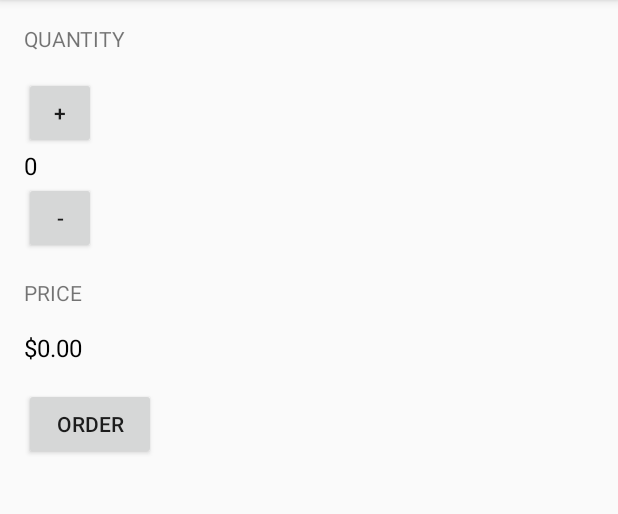
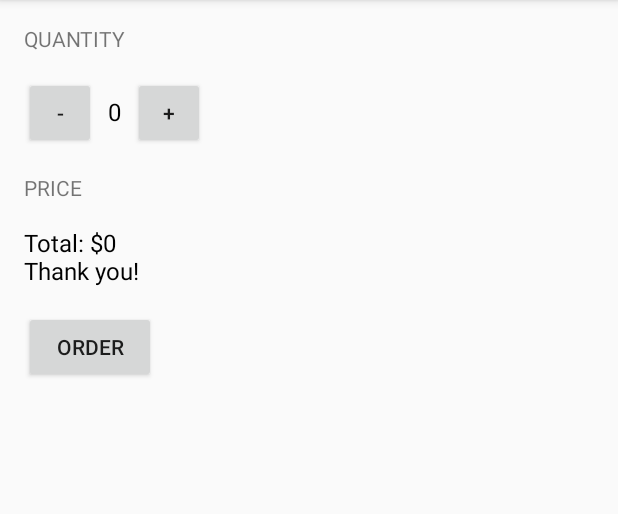
Before and after one commit to JPLLopes/JustJavaApp, an Android app: the screen it shows after launch (MainActivity), after a tap on "ORDER", on a phone screen of 412 x 824 dp, the part 84-598 px from its top. Run offline under Robolectric (Android 15) with nearby library versions, the phone set to English and light mode, and no system bars.

Commit message:
modified the layout of the app and added additional text to the UI when the user clicks the order button

```diff
--- a/app/src/main/java/projetos/joao/justjava/MainActivity.java
+++ b/app/src/main/java/projetos/joao/justjava/MainActivity.java
@@ -24,7 +24,11 @@ public class MainActivity extends AppCompatActivity {
      * This method is called when the order button is clicked.
      */
     public void submitOrder(View view) {
-        displayPrice(quantity * 5);
+        int price = quantity * 5;
+        String priceMessage = "Total: $" + price + "\n";
+
+        priceMessage = priceMessage + "Thank you!";
+        displayMessage(priceMessage);
     }
 
     /**
@@ -43,6 +47,14 @@ public class MainActivity extends AppCompatActivity {
         priceTextView.setText(NumberFormat.getCurrencyInstance().format(number));
     }
 
+    /**
+     * This method displays the given text on the screen.
+     */
+    private void displayMessage(String message) {
+        TextView priceTextView = (TextView) findViewById(R.id.price_text_view);
+        priceTextView.setText(message);
+    }
+
     public void increment(View view){
         quantity++;
         displayQuantity(quantity);
--- a/app/src/main/res/layout/activity_main.xml
+++ b/app/src/main/res/layout/activity_main.xml
@@ -15,18 +15,24 @@
         android:text="@string/quantity_text_view_header"
         android:textAllCaps="true" />
 
+    <LinearLayout
+        android:layout_width="match_parent"
+        android:layout_height="wrap_content"
+        android:orientation="horizontal">
+
         <Button
             android:layout_width="48dp"
             android:layout_height="48dp"
             android:layout_marginStart="16dp"
-        android:onClick="increment"
-        android:text="@string/plus_button_text"/>
+            android:onClick="decrement"
+            android:text="@string/minus_button_text" />
 
         <TextView
             android:id="@+id/quantity_text_view"
             android:layout_width="wrap_content"
             android:layout_height="wrap_content"
-        android:layout_marginStart="16dp"
+            android:layout_marginLeft="8dp"
+            android:layout_marginRight="8dp"
             android:text="0"
             android:textColor="#000000"
             android:textSize="16sp" />
@@ -34,9 +40,10 @@
         <Button
             android:layout_width="48dp"
             android:layout_height="48dp"
-        android:layout_marginStart="16dp"
-        android:onClick="decrement"
-        android:text="@string/minus_button_text"/>
+            android:onClick="increment"
+            android:text="@string/plus_button_text" />
+
+    </LinearLayout>
 
     <TextView
         android:layout_width="wrap_content"
@@ -44,8 +51,8 @@
         android:layout_marginStart="16dp"
         android:layout_marginTop="16dp"
         android:text="@string/price_text_view_header"
-        android:textAllCaps="true"
-        />
+        android:textAllCaps="true" />
+
     <TextView
         android:id="@+id/price_text_view"
         android:layout_width="wrap_content"
@@ -54,8 +61,7 @@
         android:layout_marginTop="16dp"
         android:text="@string/initial_price_value"
         android:textColor="#000000"
-        android:textSize="16sp"
-        />
+        android:textSize="16sp" />
 
     <Button
         android:layout_width="wrap_content"
@@ -64,5 +70,6 @@
         android:layout_marginTop="16dp"
         android:onClick="submitOrder"
         android:text="@string/order_button_text"
-        android:textAllCaps="true"/>
+        android:textAllCaps="true" />
+
 </LinearLayout>
```
Lines whose indentation alone changed are shown as unchanged.
